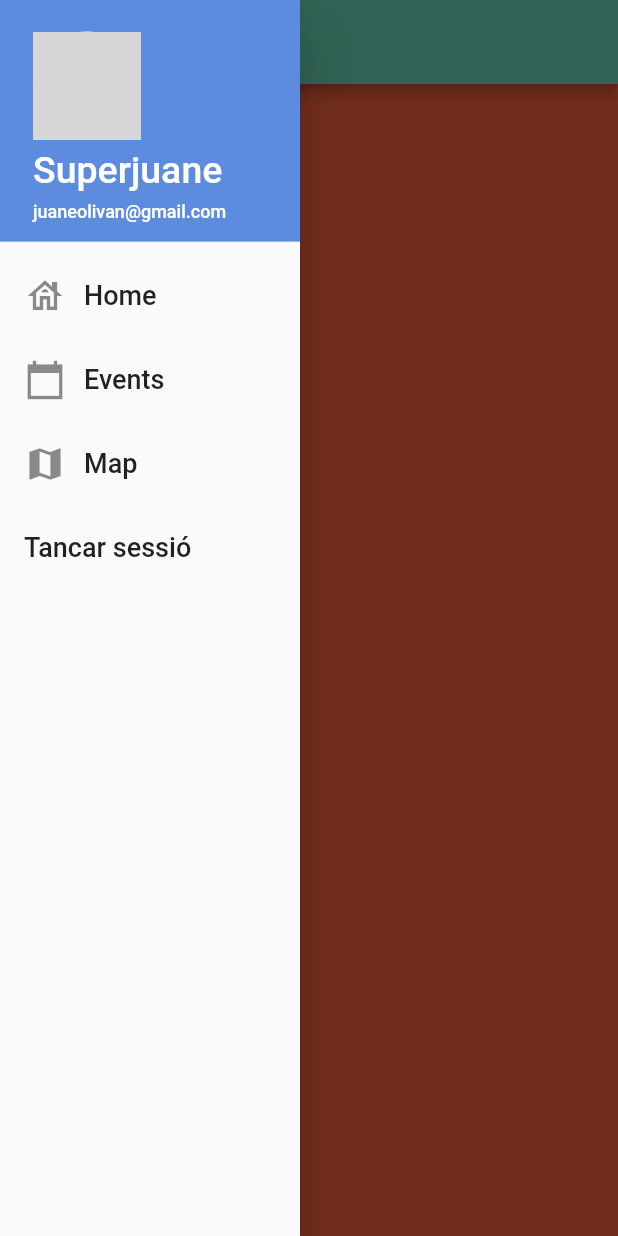
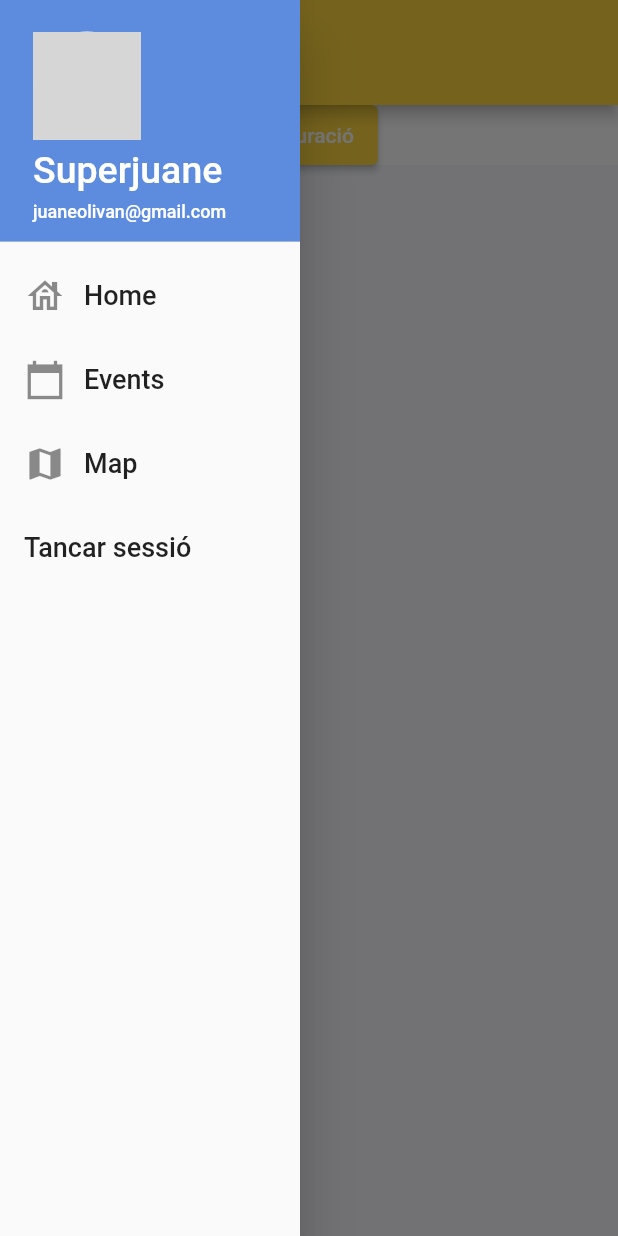
Before and after one commit to CATCultura/Pes2022_CatCultura_FronEnd, a Flutter app: the Profile screen opened by its route, with the side drawer open, on a phone screen of 412 x 824 dp. Run offline on Flutter 3.47's test engine with Material 2 defaults, Android fonts, the phone set to English and light mode, and no system bars; our stand-ins replace geolocator, google_maps_flutter, transparent_image; network calls fail; Roboto replaces fonts that are missing (OpenSans); grey boxes are pictures that could not be loaded.

Commit message:
crear-perfil-v1

```diff
--- a/lib/main.dart
+++ b/lib/main.dart
@@ -7,6 +7,7 @@ import 'package:tryproject2/views/screens/login.dart';
 import 'package:tryproject2/views/screens/profile.dart';
 import 'package:tryproject2/views/screens/events.dart';
 import 'package:tryproject2/views/screens/map.dart';
+import 'package:tryproject2/views/screens/editProfile.dart';
 
 //hola
 
@@ -31,7 +32,8 @@ class MyApp extends StatelessWidget {
           "/profile":(BuildContext context) => const Profile(),
           "/events":(BuildContext context) => Events(),
           "/map":(BuildContext context) => Map(),
-          "/CreateUser":(BuildContext context) => CreateUser(),
+          "/createUser":(BuildContext context) => CreateUser(),
+          "/editProfile":(BuildContext context) => EditProfile(),
         });
   }
 }
--- a/lib/views/screens/profile.dart
+++ b/lib/views/screens/profile.dart
@@ -9,15 +9,43 @@ class Profile extends StatelessWidget {
   Widget build(BuildContext context) {
     return Scaffold(
       appBar: AppBar(
-        title: const Text("Profile"),
-        backgroundColor: MyColorsPalette.lightBlue,
+        toolbarHeight: 70,
+        title: const Text("Perfil"),
+        backgroundColor: Colors.amberAccent,
       ),
       backgroundColor: MyColors.bgColorScreen,
       // key: _scaffoldKey,
       drawer: const MyDrawer("Profile",username:"Superjuane", email:"juaneolivan@gmail.com"),
       body: Container(
-        color: MyColors.warning,
+        color: Colors.white,
+        child: Row(
+          children: <Widget> [
+            Container(
+              height: 40,
+              padding: const EdgeInsets.fromLTRB(140, 0, 0, 0),
+              child: ElevatedButton(
+                style:ButtonStyle(backgroundColor: MaterialStateProperty.all(Colors.amberAccent)),
+                child: const Text('Configuració'),
+                onPressed: () {
+                  Navigator.popAndPushNamed(context, '/editProfile');
+                },
+              ),
+            ),
+         ],
+       ),
       ),
     );
   }
 }
+
+
+/*
+child: const CircleAvatar(
+radius: 60.0,
+backgroundColor: MyColorsPalette.white,
+backgroundImage: NetworkImage(
+"https://avatars.githubusercontent.com/u/99893934?s=400&u=cc0636970f96e71b96dfb4696945dc0a95ebb787&v=4")),
+child: const Text(
+"body",
+style: TextStyle(fontSize: 30, color: Colors.white),
+),*/
```
Also changed, not shown: lib/views/screens/editProfile.dart (added, +111 -0 lines).
